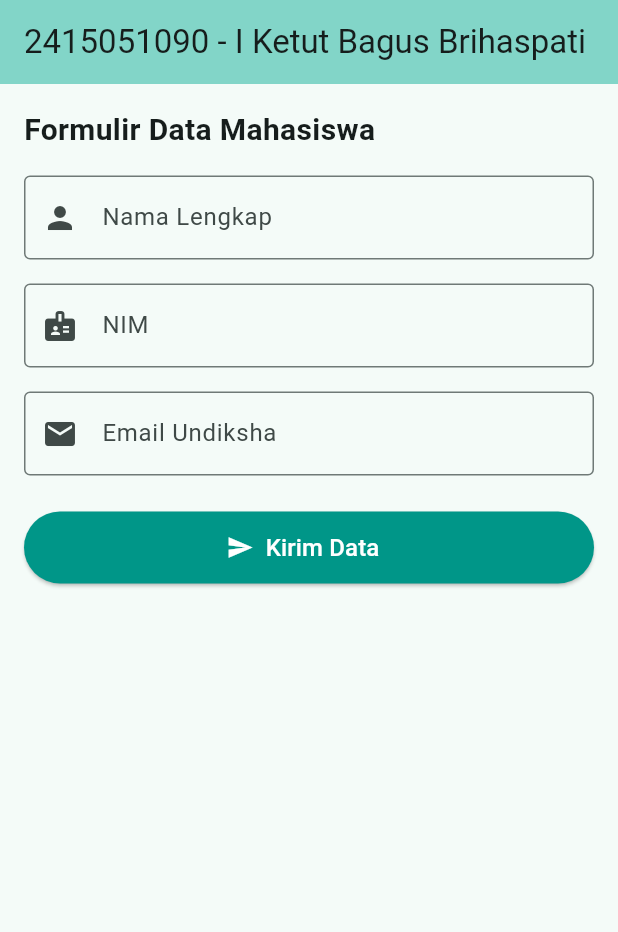
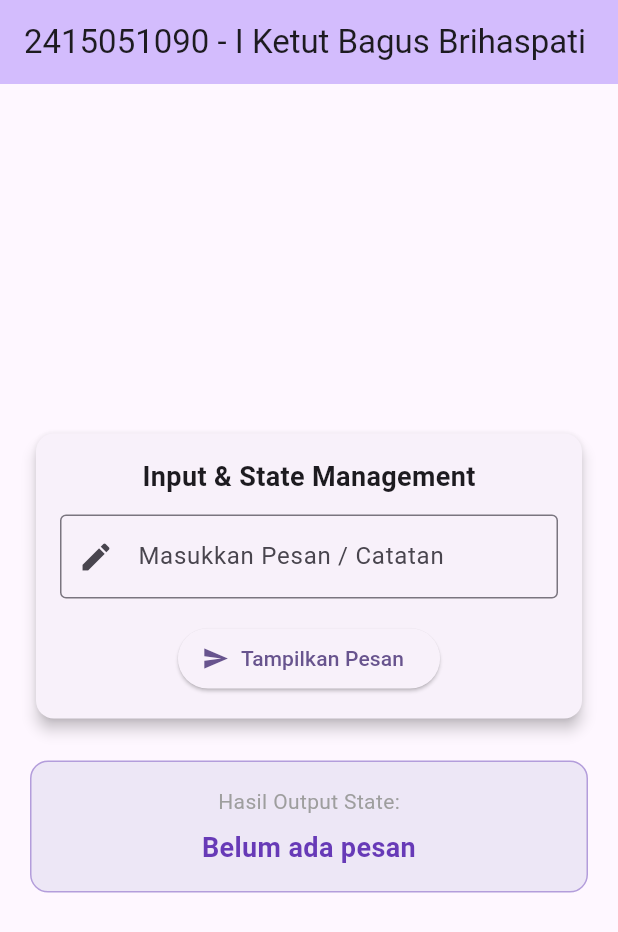
Before and after one commit to bagusbrihaspati/mobile-praktikum., a Flutter app: the screen it shows after launch, on a phone screen of 412 x 824 dp. Shown: the top 932 px of the screen. Run offline on Flutter 3.47's test engine with Material 3 defaults, Android fonts, the phone set to English and light mode, and no system bars.

```diff
--- a/flutter_ui_fundamentals/lib/main.dart
+++ b/flutter_ui_fundamentals/lib/main.dart
@@ -1,4 +1,7 @@
 import 'package:flutter/material.dart';
+
+const String studentName = 'I Ketut Bagus Brihaspati';
+const String studentId = '2415051090';
 
 void main() {
   runApp(const MyApp());
@@ -10,155 +13,120 @@ class MyApp extends StatelessWidget {
   @override
   Widget build(BuildContext context) {
     return MaterialApp(
-      title: 'Tahap 8 - Form & Validasi',
+      title: 'Tahap 9 - Input & State',
       debugShowCheckedModeBanner: false,
       theme: ThemeData(
-        colorScheme: ColorScheme.fromSeed(seedColor: Colors.teal),
+        colorScheme: ColorScheme.fromSeed(seedColor: Colors.deepPurple),
         useMaterial3: true,
       ),
-      home: const FormValidationPage(),
+      home: const GreetingCard(),
     );
   }
 }
 
-class FormValidationPage extends StatefulWidget {
-  const FormValidationPage({super.key});
+class GreetingCard extends StatefulWidget {
+  const GreetingCard({super.key});
 
   @override
-  State<FormValidationPage> createState() => _FormValidationPageState();
+  State<GreetingCard> createState() => _GreetingCardState();
 }
 
-class _FormValidationPageState extends State<FormValidationPage> {
-  // GlobalKey untuk mengidentifikasi dan memvalidasi Form
-  final _formKey = GlobalKey<FormState>();
-
-  // Controller untuk mengambil data dari TextField
-  final TextEditingController _nameController = TextEditingController();
-  final TextEditingController _nimController = TextEditingController();
-  final TextEditingController _emailController = TextEditingController();
+class _GreetingCardState extends State<GreetingCard> {
+  final TextEditingController _controller = TextEditingController();
+  String _message = 'Belum ada pesan';
 
   @override
   void dispose() {
-    _nameController.dispose();
-    _nimController.dispose();
-    _emailController.dispose();
+    _controller.dispose();
     super.dispose();
   }
 
-  void _submitForm() {
-    // Menjalankan validasi seluruh TextFormField di dalam Form
-    if (_formKey.currentState!.validate()) {
-      // Jika semua input valid
-      ScaffoldMessenger.of(context).showSnackBar(
-        SnackBar(
-          content: Text('Form Berhasil Dikirim!\nNama: ${_nameController.text} | NIM: ${_nimController.text}'),
-          backgroundColor: Colors.teal,
-          duration: const Duration(seconds: 3),
-        ),
-      );
-    }
+  void _updateMessage() {
+    setState(() {
+      _message = _controller.text.trim().isEmpty
+          ? 'Input masih kosong'
+          : _controller.text.trim();
+    });
   }
 
   @override
   Widget build(BuildContext context) {
     return Scaffold(
       appBar: AppBar(
-        title: const Text('2415051090 - I Ketut Bagus Brihaspati'),
+        title: const Text('$studentId - $studentName'),
         backgroundColor: Theme.of(context).colorScheme.inversePrimary,
       ),
-      body: SingleChildScrollView(
+      body: Padding(
+        padding: const EdgeInsets.all(20.0),
+        child: Column(
+          mainAxisAlignment: MainAxisAlignment.center,
+          children: [
+            Card(
+              elevation: 4,
+              child: Padding(
                 padding: const EdgeInsets.all(16.0),
-        child: Form(
-          key: _formKey,
                 child: Column(
-            crossAxisAlignment: CrossAxisAlignment.start,
                   children: [
                     const Text(
-                'Formulir Data Mahasiswa',
-                style: TextStyle(fontSize: 20, fontWeight: FontWeight.bold),
+                      'Input & State Management',
+                      style: TextStyle(
+                        fontSize: 18,
+                        fontWeight: FontWeight.bold,
+                      ),
+                    ),
+                    const SizedBox(height: 12),
+                    TextField(
+                      controller: _controller,
+                      decoration: const InputDecoration(
+                        labelText: 'Masukkan Pesan / Catatan',
+                        border: OutlineInputBorder(),
+                        prefixIcon: Icon(Icons.edit),
+                      ),
                     ),
                     const SizedBox(height: 16),
-
-              // 1. Input Nama Lengkap
-              TextFormField(
-                controller: _nameController,
-                decoration: const InputDecoration(
-                  labelText: 'Nama Lengkap',
-                  hintText: 'Masukkan nama lengkap',
-                  prefixIcon: Icon(Icons.person),
-                  border: OutlineInputBorder(),
+                    ElevatedButton.icon(
+                      onPressed: _updateMessage,
+                      icon: const Icon(Icons.send),
+                      label: const Text('Tampilkan Pesan'),
                     ),
-                validator: (value) {
-                  if (value == null || value.trim().isEmpty) {
-                    return 'Nama tidak boleh kosong!';
-                  }
-                  return null;
-                },
+                  ],
                 ),
-              const SizedBox(height: 16),
-
-              // 2. Input NIM
-              TextFormField(
-                controller: _nimController,
-                keyboardType: TextInputType.number,
-                decoration: const InputDecoration(
-                  labelText: 'NIM',
-                  hintText: 'Masukkan NIM',
-                  prefixIcon: Icon(Icons.badge),
-                  border: OutlineInputBorder(),
               ),
-                validator: (value) {
-                  if (value == null || value.trim().isEmpty) {
-                    return 'NIM tidak boleh kosong!';
-                  }
-                  if (value.length < 10) {
-                    return 'NIM harus terdiri dari minimal 10 digit!';
-                  }
-                  return null;
-                },
-              ),
-              const SizedBox(height: 16),
-
-              // 3. Input Email
-              TextFormField(
-                controller: _emailController,
-                keyboardType: TextInputType.emailAddress,
-                decoration: const InputDecoration(
-                  labelText: 'Email Undiksha',
-                  hintText: 'contoh@undiksha.ac.id',
-                  prefixIcon: Icon(Icons.email),
-                  border: OutlineInputBorder(),
-                ),
-                validator: (value) {
-                  if (value == null || value.trim().isEmpty) {
-                    return 'Email tidak boleh kosong!';
-                  }
-                  if (!value.contains('@')) {
-                    return 'Format email tidak valid (harus mengandung @)!';
-                  }
-                  return null;
-                },
             ),
             const SizedBox(height: 24),
-
-              // Tombol Submit
-              SizedBox(
+            Container(
               width: double.infinity,
-                height: 48,
-                child: ElevatedButton.icon(
-                  onPressed: _submitForm,
-                  icon: const Icon(Icons.send),
-                  label: const Text('Kirim Data', style: TextStyle(fontSize: 16)),
-                  style: ElevatedButton.styleFrom(
-                    backgroundColor: Colors.teal,
-                    foregroundColor: Colors.white,
+              padding: const EdgeInsets.all(16),
+              decoration: BoxDecoration(
+                color: Colors.deepPurple.shade50,
+                borderRadius: BorderRadius.circular(12),
+                border: Border.all(color: Colors.deepPurple.shade200),
               ),
+              child: Column(
+                children: [
+                  const Text(
+                    'Hasil Output State:',
+                    style: TextStyle(
+                      fontSize: 14,
+                      color: Colors.grey,
+                    ),
+                  ),
+                  const SizedBox(height: 8),
+                  Text(
+                    _message,
+                    style: const TextStyle(
+                      fontSize: 18,
+                      fontWeight: FontWeight.bold,
+                      color: Colors.deepPurple,
+                    ),
+                    textAlign: TextAlign.center,
+                  ),
+                ],
               ),
             ),
           ],
         ),
       ),
-      ),
     );
   }
 }
```
Lines whose indentation alone changed are shown as unchanged.
